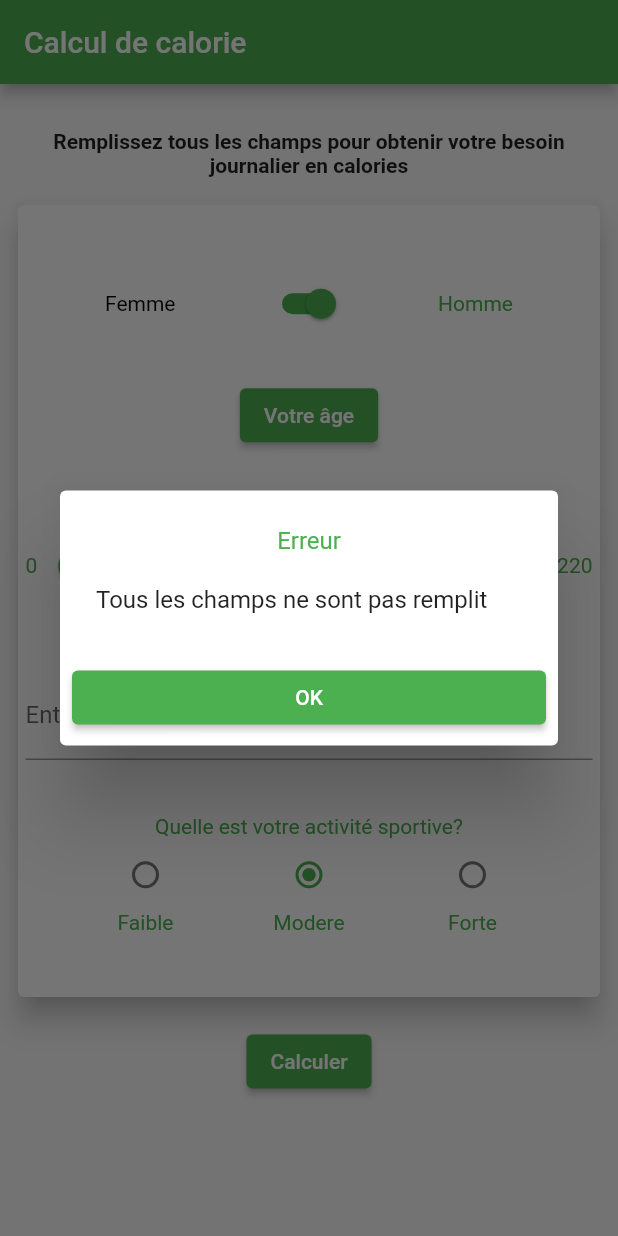
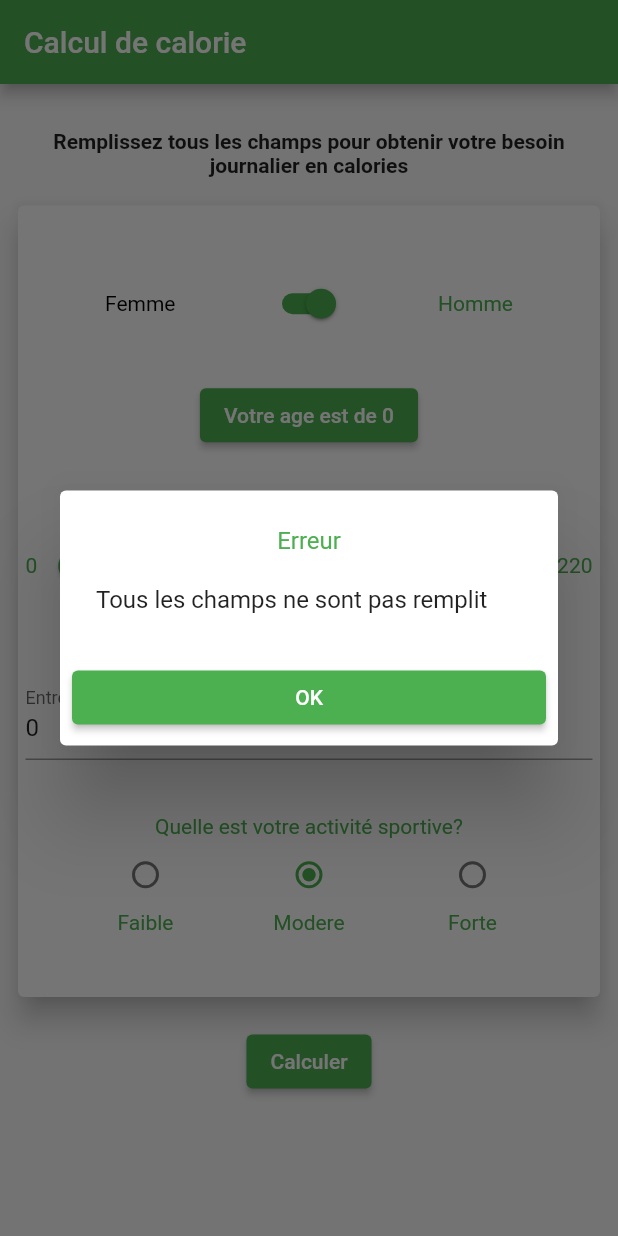
Before and after one commit to abdouwarissiboukari/calory_app, a Flutter app: the screen it shows after launch, after a tap on "Calculer", on a phone screen of 412 x 824 dp. Run offline on Flutter 3.47's test engine with Material 2 defaults, Android fonts, the phone set to English and light mode, and no system bars; our stand-ins replace shared_preferences; missing offline and left inert: dart:ffi.

Commit message:
Commit n°2 from baw#mba-waris

```diff
--- /dev/null
+++ b/lib/services/DataPreferences.dart
@@ -0,0 +1,43 @@
+import 'package:flutter/material.dart';
+import 'package:shared_preferences/shared_preferences.dart';
+
+class DataPrefernces {
+  final String keySwitchValue = "switchValue";
+  final String keyAge = "age";
+  final String keyRadioGroupValue = "radioGroupValue";
+  final String keyPoids = "poids";
+  final String keyActivite = "activite";
+  final String keyTaille = "taille";
+
+  Future<void> setData({
+    required bool switchValue,
+    required int age,
+    required int radioGroupValue,
+    required double poids,
+    required double activite,
+    required double taille,
+  }) async {
+    final dataPrefs = await SharedPreferences.getInstance();
+    dataPrefs.setBool(keySwitchValue, switchValue);
+    dataPrefs.setInt(keyAge, age);
+    dataPrefs.setInt(keyRadioGroupValue, radioGroupValue);
+    dataPrefs.setDouble(keyPoids, poids);
+    dataPrefs.setDouble(keyActivite, activite);
+    dataPrefs.setDouble(keyTaille, taille);
+  }
+
+  Future<Map<String, dynamic>> getData() async {
+    Map<String, dynamic> map = Map();
+    final dataPrefs = await SharedPreferences.getInstance();
+    map = {
+      keySwitchValue: dataPrefs.getBool(keySwitchValue) ?? true,
+      keyAge: dataPrefs.getInt(keyAge) ?? 0,
+      keyRadioGroupValue: dataPrefs.getInt(keyRadioGroupValue) ?? 1,
+      keyPoids: dataPrefs.getDouble(keyPoids) ?? 0.0,
+      keyActivite: dataPrefs.getDouble(keyActivite) ?? 1.5,
+      keyTaille: dataPrefs.getDouble(keyTaille) ?? 0.0,
+    };
+
+    return map;
+  }
+}
--- a/lib/services/DataProvier.dart
+++ b/lib/services/DataProvier.dart
@@ -1,8 +1,8 @@
+import 'package:calory_app/services/DataPreferences.dart';
 import 'package:flutter/cupertino.dart';
 import 'package:flutter/material.dart';
 
 class DataProvider with ChangeNotifier {
-  final String key = "calory";
   String appBarTitle = "Calcul de calorie";
   String infoString =
       "Remplissez tous les champs pour obtenir votre besoin journalier en calories";
@@ -28,7 +28,22 @@ class DataProvider with ChangeNotifier {
   DateTime initialDate = DateTime.now();
 
   DataProvider() {
-    setAppColor(true);
+    getPreferencesData();
+  }
+
+  getPreferencesData() async {
+    final initData = await DataPrefernces().getData();
+    switchValue = initData["switchValue"];
+    age = initData["age"];
+    radioGroupValue = initData["radioGroupValue"];
+    taille = initData["taille"];
+    poids = initData["poids"];
+    activite = initData["activite"];
+
+    ageButtonText = "Votre age est de $age";
+    tailleText = "Votre taille est : ${taille.toInt()} cm";
+
+    setAppColor(switchValue);
   }
 
   setAppColor(bool colorType) {
@@ -99,6 +114,16 @@ class DataProvider with ChangeNotifier {
     notifyListeners();
   }
 
+  setPreferencesData() async {
+    await DataPrefernces().setData(
+        switchValue: switchValue,
+        age: age,
+        radioGroupValue: radioGroupValue,
+        poids: poids,
+        activite: activite,
+        taille: taille);
+  }
+
   calculeCalorie() {
     if (isValidate) {
       if (manOrWoman == 1) {
@@ -110,6 +135,7 @@ class DataProvider with ChangeNotifier {
             655.0955 + (9.5634 * poids) + (1.8496 * taille) - (4.6756 * age);
         valeurCalorySport = valeurCalory * activite;
       }
+      setPreferencesData();
     } else {
       valeurCalory = 0;
       valeurCalorySport = 0;
--- a/lib/views/widgets/WeightTextField.dart
+++ b/lib/views/widgets/WeightTextField.dart
@@ -9,6 +9,7 @@ class WeightTextField extends StatelessWidget {
 
   @override
   Widget build(BuildContext context) {
+    controller.text = context.watch<DataProvider>().poids.toInt().toString();
     return Padding(
       padding: const EdgeInsets.only(top: 10, bottom: 10, right: 5, left: 5),
       child: TextField(
```
Also changed, not shown: pubspec.lock, 6 other files.
